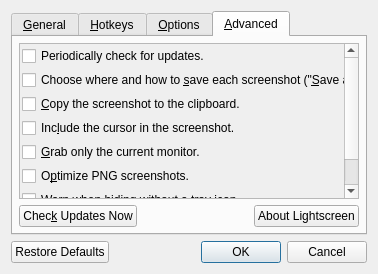
This is dialogs/optionsdialog.ui in manjeetdahiya/lightscreen-clone as Qt 5 draws it before an edit. The edited form follows.
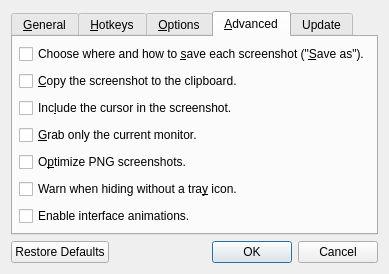
This is the edited form. The open tabs and pages were chosen to show the change. Icons and pictures are not drawn. Custom widgets are drawn as their Qt base class.

Commit message: Added window picker and updater w/ changelog to options dialog. Added option to disable animations,

What changed in the file:
```diff
--- a/dialogs/optionsdialog.ui
+++ b/dialogs/optionsdialog.ui
@@ -6,8 +6,8 @@
    <rect>
     <x>0</x>
     <y>0</y>
-    <width>376</width>
-    <height>266</height>
+    <width>356</width>
+    <height>262</height>
    </rect>
   </property>
   <property name="windowTitle">
@@ -16,9 +16,6 @@
   <layout class="QVBoxLayout" name="optionsLayout">
    <item>
     <widget class="QTabWidget" name="tabWidget">
-     <property name="styleSheet">
-      <string notr="true"/>
-     </property>
      <property name="currentIndex">
       <number>0</number>
      </property>
@@ -604,47 +601,10 @@
       <attribute name="title">
        <string>&amp;Advanced</string>
       </attribute>
-      <layout class="QVBoxLayout" name="advancedLayout">
-       <property name="margin">
-        <number>6</number>
-       </property>
-       <item>
-        <widget class="QScrollArea" name="scrollArea">
-         <property name="minimumSize">
-          <size>
-           <width>340</width>
-           <height>0</height>
-          </size>
-         </property>
-         <property name="horizontalScrollBarPolicy">
-          <enum>Qt::ScrollBarAlwaysOff</enum>
-         </property>
-         <property name="widgetResizable">
-          <bool>true</bool>
-         </property>
-         <widget class="QWidget" name="scrollAreaWidgetContents">
-          <property name="geometry">
-           <rect>
-            <x>0</x>
-            <y>0</y>
-            <width>324</width>
-            <height>176</height>
-           </rect>
-          </property>
           <layout class="QVBoxLayout" name="verticalLayout">
-           <property name="spacing">
-            <number>4</number>
-           </property>
            <property name="margin">
-            <number>2</number>
-           </property>
-           <item>
-            <widget class="QCheckBox" name="updaterCheckBox">
-             <property name="text">
-              <string>Periodically check for updates.</string>
-             </property>
-            </widget>
-           </item>
+        <number>6</number>
+       </property>
            <item>
             <widget class="QCheckBox" name="saveAsCheckBox">
              <property name="text">
@@ -692,20 +652,23 @@
            </item>
            <item>
             <widget class="QCheckBox" name="animationsCheckBox">
-             <property name="enabled">
-              <bool>false</bool>
-             </property>
              <property name="text">
-              <string>Disable animations</string>
+          <string>Enable interface animations.</string>
              </property>
             </widget>
            </item>
           </layout>
          </widget>
-        </widget>
-       </item>
+     <widget class="QWidget" name="updateTab">
+      <attribute name="title">
+       <string>Update</string>
+      </attribute>
+      <layout class="QVBoxLayout" name="updateLayout">
+       <property name="margin">
+        <number>6</number>
+       </property>
        <item>
-        <layout class="QHBoxLayout" name="advancedButtonLayout">
+        <layout class="QHBoxLayout" name="horizontalLayout">
          <item>
           <widget class="QPushButton" name="checkUpdatesPushButton">
            <property name="text">
@@ -714,26 +677,60 @@
           </widget>
          </item>
          <item>
-          <spacer name="advancedButtonSpacer">
-           <property name="orientation">
-            <enum>Qt::Horizontal</enum>
+          <widget class="QCheckBox" name="updaterCheckBox">
+           <property name="text">
+            <string>Check automatically every 7 days.</string>
            </property>
-           <property name="sizeHint" stdset="0">
-            <size>
-             <width>40</width>
-             <height>20</height>
-            </size>
-           </property>
-          </spacer>
+          </widget>
+         </item>
+        </layout>
+       </item>
+       <item>
+        <widget class="QGroupBox" name="updaterGroupBox">
+         <property name="enabled">
+          <bool>false</bool>
+         </property>
+         <property name="title">
+          <string>Updater</string>
+         </property>
+         <layout class="QVBoxLayout" name="_2">
+          <item>
+           <widget class="QTextBrowser" name="updaterBrowser">
+            <property name="openExternalLinks">
+             <bool>true</bool>
+            </property>
+            <property name="openLinks">
+             <bool>false</bool>
+            </property>
+           </widget>
          </item>
          <item>
-          <widget class="QPushButton" name="aboutPushButton">
+           <layout class="QHBoxLayout" name="horizontalLayout_2">
+            <item>
+             <widget class="QProgressBar" name="updaterProgressBar">
+              <property name="value">
+               <number>0</number>
+              </property>
+             </widget>
+            </item>
+            <item>
+             <widget class="QPushButton" name="updateButton">
            <property name="text">
-            <string>About Lightscreen</string>
+               <string>Update</string>
            </property>
           </widget>
          </item>
-        </layout>
+            <item>
+             <widget class="QPushButton" name="updateCancelButton">
+              <property name="text">
+               <string>Cancel</string>
+              </property>
+             </widget>
+            </item>
+           </layout>
+          </item>
+         </layout>
+        </widget>
        </item>
       </layout>
      </widget>
```
Left out of the diff: 2 changed lines with no effect on the pictures. Lines whose indentation alone changed are shown as unchanged. The commit also changes 16 other files.
